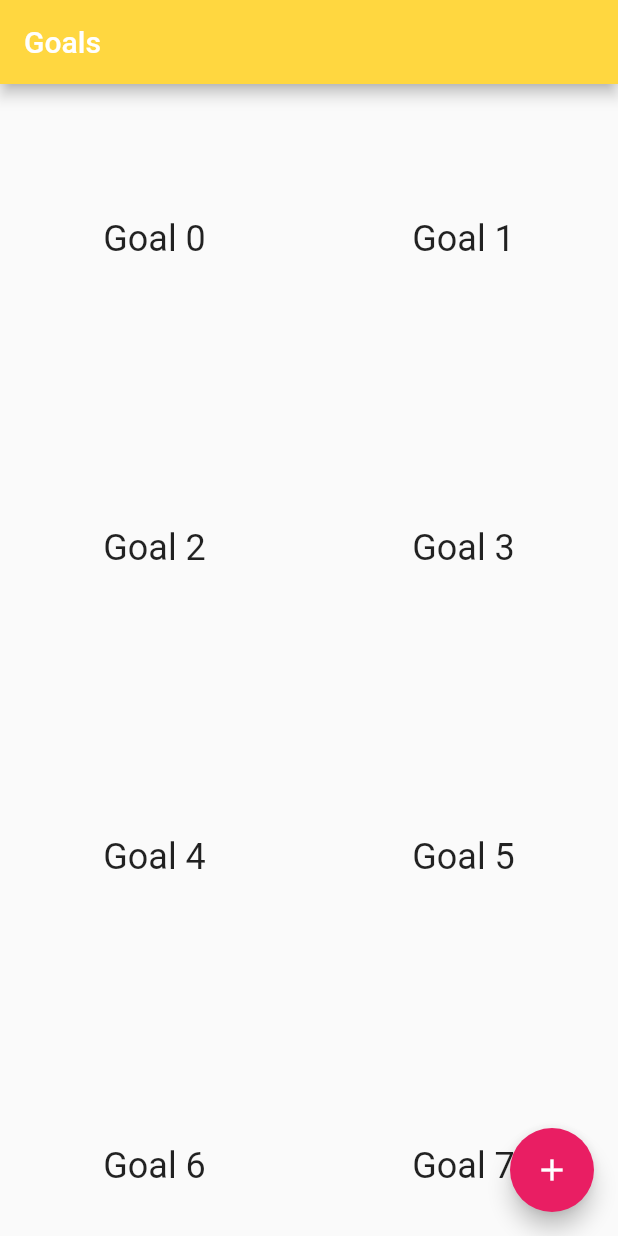
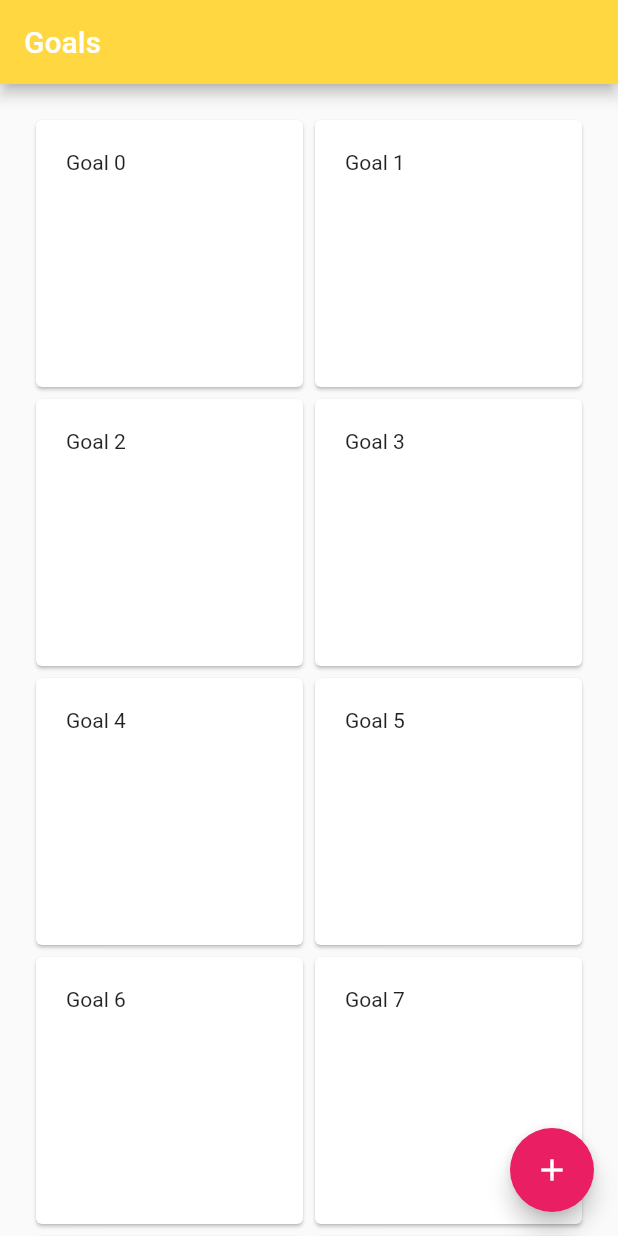
Before and after one commit to Jiinngerbread/TATAJ_MOBILE, a Flutter app: the Goals screen opened directly, on a phone screen of 412 x 824 dp. Run offline on Flutter 3.47's test engine with Material 2 defaults, Android fonts, the phone set to English and light mode, and no system bars.

Commit message:
adjusted cards styling

```diff
--- a/split/lib/shared/goal_grid.dart
+++ b/split/lib/shared/goal_grid.dart
@@ -9,14 +9,25 @@ class GoalGrid extends StatelessWidget {
           // Create a grid with 2 columns. If you change the scrollDirection to
           // horizontal, this produces 2 rows.
           crossAxisCount: 2,
+          padding: EdgeInsets.all(20.0),
           // Generate 100 widgets that display their index in the List.
           children: List.generate(100, (index) {
             return Center(
-              child: Text(
-                'Goal $index',
-                style: Theme.of(context).textTheme.headline,
-              ),
-            );
+                        child: Card(
+                          child: InkWell(
+                            splashColor: Colors.blue.withAlpha(30),
+                            onTap: () {
+                              print('Card tapped.');
+                            },
+                            child: Container(
+                              width: 300,
+                              height: 300,
+                              padding: EdgeInsets.all(20.0),
+                              child: Text('Goal $index'),
+                            ),
+                          ),
+                        ),
+                      );
           }),
         );
   }
```
